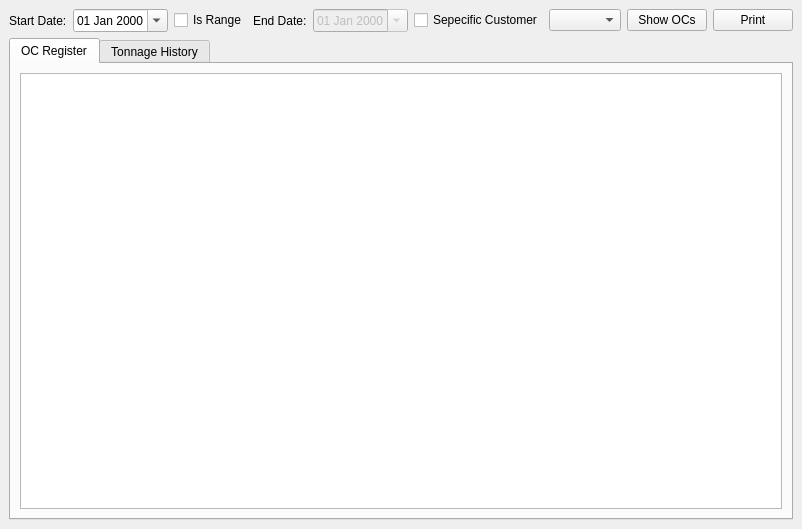
Before: the Qt Designer form megvel/erp_customers/ocregister.ui in eboladev/smarterp, drawn with Qt 5.
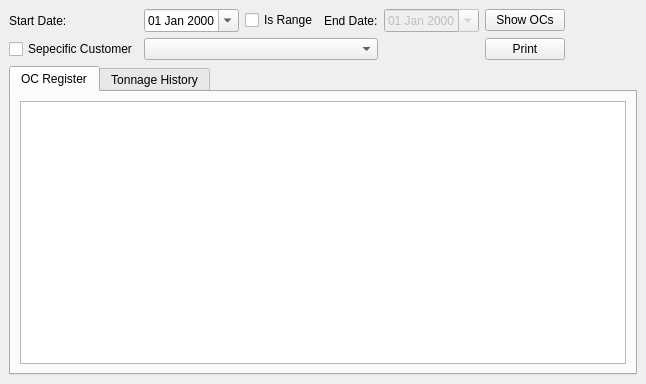
After: the same form once the commit is applied. Icons and pictures are not drawn. Custom widgets are drawn as their Qt base class.

Diff of the .ui file:
```diff
--- a/megvel/erp_customers/ocregister.ui
+++ b/megvel/erp_customers/ocregister.ui
@@ -6,8 +6,8 @@
    <rect>
     <x>0</x>
     <y>0</y>
-    <width>773</width>
-    <height>529</height>
+    <width>646</width>
+    <height>384</height>
    </rect>
   </property>
   <property name="windowTitle">
@@ -20,15 +20,15 @@
   <widget class="QWidget" name="centralwidget">
    <layout class="QVBoxLayout" name="verticalLayout">
     <item>
-     <layout class="QHBoxLayout" name="horizontalLayout">
-      <item>
-       <widget class="QLabel" name="label">
+     <layout class="QGridLayout" name="gridLayout">
+      <item row="1" column="0">
+       <widget class="QCheckBox" name="chkSpecificCustomer">
         <property name="text">
-         <string>Start Date:</string>
+         <string>Sepecific Customer</string>
         </property>
        </widget>
       </item>
-      <item>
+      <item row="0" column="1">
        <widget class="QDateEdit" name="dtpStartDate">
         <property name="displayFormat">
          <string>dd MMM yyyy</string>
@@ -38,51 +38,44 @@
         </property>
        </widget>
       </item>
-      <item>
+      <item row="1" column="1" colspan="3">
+       <widget class="QComboBox" name="cboCustomers"/>
+      </item>
+      <item row="0" column="4">
+       <widget class="QDateEdit" name="dtpEndDate">
+        <property name="enabled">
+         <bool>false</bool>
+        </property>
+        <property name="displayFormat">
+         <string>dd MMM yyyy</string>
+        </property>
+        <property name="calendarPopup">
+         <bool>true</bool>
+        </property>
+       </widget>
+      </item>
+      <item row="0" column="2">
        <widget class="QCheckBox" name="chkIsRange">
         <property name="text">
          <string>Is Range</string>
         </property>
        </widget>
       </item>
-      <item>
+      <item row="0" column="0">
+       <widget class="QLabel" name="label">
+        <property name="text">
+         <string>Start Date:</string>
+        </property>
+       </widget>
+      </item>
+      <item row="0" column="3">
        <widget class="QLabel" name="label_2">
         <property name="text">
          <string>End Date:</string>
         </property>
        </widget>
       </item>
-      <item>
-       <widget class="QDateEdit" name="dtpEndDate">
-        <property name="enabled">
-         <bool>false</bool>
-        </property>
-        <property name="displayFormat">
-         <string>dd MMM yyyy</string>
-        </property>
-        <property name="calendarPopup">
-         <bool>true</bool>
-        </property>
-       </widget>
-      </item>
-      <item>
-       <widget class="QCheckBox" name="chkSpecificCustomer">
-        <property name="text">
-         <string>Sepecific Customer</string>
-        </property>
-       </widget>
-      </item>
-      <item>
-       <widget class="QComboBox" name="cboCustomers"/>
-      </item>
-      <item>
-       <widget class="QPushButton" name="cmdShowOcs">
-        <property name="text">
-         <string>Show OCs</string>
-        </property>
-       </widget>
-      </item>
-      <item>
+      <item row="1" column="9">
        <spacer name="horizontalSpacer">
         <property name="orientation">
          <enum>Qt::Horizontal</enum>
@@ -95,13 +88,20 @@
         </property>
        </spacer>
       </item>
-      <item>
+      <item row="1" column="5">
        <widget class="QPushButton" name="cmdPrint">
         <property name="text">
          <string>Print</string>
         </property>
        </widget>
       </item>
+      <item row="0" column="5">
+       <widget class="QPushButton" name="cmdShowOcs">
+        <property name="text">
+         <string>Show OCs</string>
+        </property>
+       </widget>
+      </item>
      </layout>
     </item>
     <item>
```
